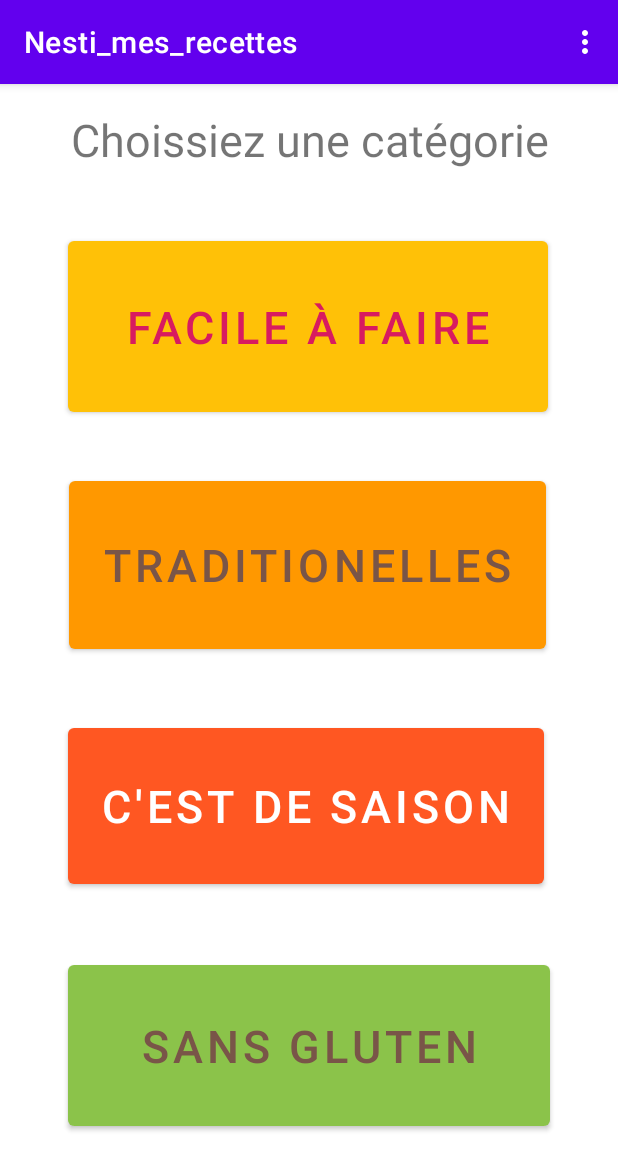
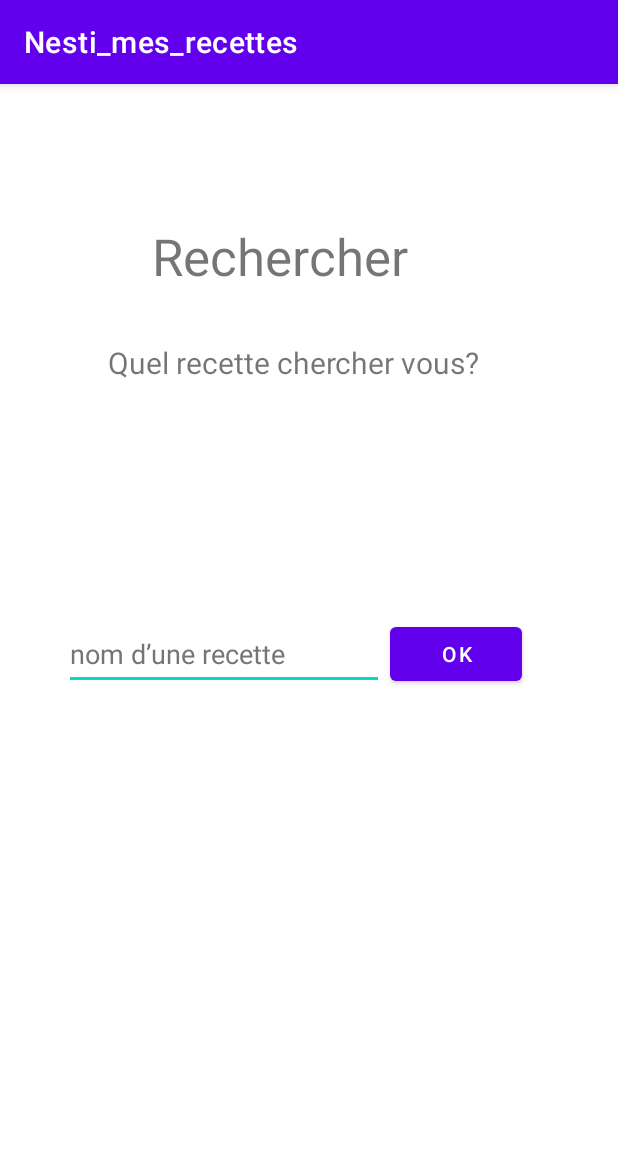
Before and after one commit to ngoyennhi/NESTIAndroid, an Android app: the screen it shows after launch (MainActivity before the commit, SearchActivity after it), in the options menu, after a tap on "Rechercher une recette", on a phone screen of 412 x 824 dp. Shown: the top 1170 px of the screen. Run offline under Robolectric (Android 15) with nearby library versions, the phone set to English and light mode, and no system bars.

Commit message:
update SearchActivity et ResultActivity

```diff
--- a/app/src/main/java/com/example/nesti_mes_recettes/GlutenActivity.java
+++ b/app/src/main/java/com/example/nesti_mes_recettes/GlutenActivity.java
@@ -43,8 +43,9 @@ public class GlutenActivity extends AppCompatActivity {
         //Important : Remplacer “XX.XXX.XX.XX” par ip mac connexion wifi
         //Remplacer les pointillés par le nom du projet Codeigniter.
         // Remplacer les ... par votre chemin. (normalement c’est le nom du projet)
-        //String url = "http://127.0.0.1/www/.../public/index.php/api/category/gluten
+
         //String url = "http://XX.XXX.XX.XX:8888/nestiADMIN_CodeIgniter4/project_root_CodeIgniter4/public/index.php/api/category/sansgluten";
+
 
        //String url = "https://hotongminh.needemand.com/nestiADMIN_CodeIgniter4/project_root_CodeIgniter4/public/index.php/api/category/sansgluten";
 
--- a/app/src/main/java/com/example/nesti_mes_recettes/MainActivity.java
+++ b/app/src/main/java/com/example/nesti_mes_recettes/MainActivity.java
@@ -10,6 +10,7 @@ import android.content.Intent;
 
 import android.os.Bundle;
 
+import android.util.Log;
 import android.view.MenuInflater;
 import android.view.Menu;
 import android.view.MenuItem;
@@ -44,7 +45,10 @@ public class MainActivity extends AppCompatActivity {
     public boolean onOptionsItemSelected(@NonNull MenuItem pItem){
     switch (pItem.getItemId()){
         case R.id.menu_search:
-            //Log.i("LogNesti","Menu : Recherche");
+            Log.i("LogNesti","Menu : Recherche");
+            //Vers l’activité Recherche ( SearchActivity )
+            Intent intent = new Intent(MainActivity.this,SearchActivity.class);
+            startActivity(intent);
             //Toast
             Toast.makeText(this, "Menu : Recherche", Toast.LENGTH_SHORT).show();
             break;
@@ -99,7 +103,8 @@ public class MainActivity extends AppCompatActivity {
          // Gestion du bouton btnEasy associé à la ressource ButtonMainEasy
         */
         // Utilisation d'un écouteur d'évenement pour récupérer l'intéraction avec le bouton
-        btnEasy.setOnClickListener(new View.OnClickListener() {
+        btnEasy.setOnClickListener(
+                new View.OnClickListener() {
             @Override
             public void onClick (View v){
                 //Demande confirmation avec action
@@ -220,5 +225,7 @@ public class MainActivity extends AppCompatActivity {
                 alertDialog.show();
             }
         });
+
+
     }
-}
+} //end claase
--- /dev/null
+++ b/app/src/main/java/com/example/nesti_mes_recettes/SearchActivity.java
@@ -0,0 +1,55 @@
+package com.example.nesti_mes_recettes;
+
+import androidx.annotation.NonNull;
+import androidx.appcompat.app.AppCompatActivity;
+
+import android.app.AlertDialog;
+import android.content.DialogInterface;
+import android.content.Intent;
+
+
+import android.os.Bundle;
+
+import android.view.MenuInflater;
+import android.view.Menu;
+import android.view.MenuItem;
+import android.view.View;
+import android.widget.Button;
+import android.widget.EditText;
+import android.widget.Toast;
+
+public class SearchActivity extends AppCompatActivity {
+    /**
+     * Interagir avec un Listener
+     * findViewById pour accéeder à un bouton
+     * un Listener permet de récupérer l'évenement d'interaction avec le bouton
+
+     */
+
+    //Au démarrage de l’activité, on associe ce layout grâce à la méthode setContentView :
+    @Override
+    protected void onCreate(Bundle saveInstanceState){
+        super.onCreate(saveInstanceState);
+        setContentView(R.layout.activity_search);
+
+        //Au départ de l’intent,
+        EditText edit_text = findViewById(R.id.search_editTxt_recipe);
+        final Button btn_ok = findViewById(R.id.search_btn_ok);
+
+        /*
+         // Gestion du bouton btnRecherche
+        */
+        // Utilisation d'un écouteur d'évenement pour récupérer l'intéraction avec le bouton
+        btn_ok.setOnClickListener(new View.OnClickListener(){
+            @Override
+            public void onClick(View v) {
+                // Récupération de la valeur saisie
+                String term = edit_text.getText().toString();
+                Intent intent = new Intent(SearchActivity.this, ResultActivity.class);
+                // Ajout de l’extra “term”
+                intent.putExtra("term", term);
+                startActivity(intent);
+            } });
+
+    }
+}
--- /dev/null
+++ b/app/src/main/res/layout/activity_search.xml
@@ -0,0 +1,54 @@
+<?xml version="1.0" encoding="utf-8"?>
+<androidx.constraintlayout.widget.ConstraintLayout xmlns:android="http://schemas.android.com/apk/res/android"
+    xmlns:app="http://schemas.android.com/apk/res-auto"
+    xmlns:tools="http://schemas.android.com/tools"
+    android:layout_width="match_parent"
+    android:layout_height="match_parent">
+
+    <EditText
+        android:id="@+id/search_editTxt_recipe"
+        android:layout_width="wrap_content"
+        android:layout_height="wrap_content"
+        android:layout_marginTop="356dp"
+        android:layout_marginEnd="156dp"
+        android:ems="10"
+        android:hint="@string/txt_placeholder_recipe_name"
+        android:inputType="textPersonName"
+        android:minHeight="48dp"
+        android:textColorHint="#757575"
+        app:layout_constraintEnd_toEndOf="parent"
+        app:layout_constraintTop_toTopOf="parent"
+        android:importantForAutofill="no" />
+
+    <TextView
+        android:id="@+id/search_txtView_title"
+        android:layout_width="wrap_content"
+        android:layout_height="45dp"
+        android:layout_marginTop="92dp"
+        android:layout_marginEnd="140dp"
+        android:text="@string/txt_title_search"
+        android:textSize="34sp"
+        app:layout_constraintEnd_toEndOf="parent"
+        app:layout_constraintTop_toTopOf="parent" />
+
+    <TextView
+        android:id="@+id/search_txtView_subtitle"
+        android:layout_width="wrap_content"
+        android:layout_height="wrap_content"
+        android:layout_marginTop="172dp"
+        android:layout_marginEnd="92dp"
+        android:text="@string/txt_subtitle_search"
+        android:textSize="20sp"
+        app:layout_constraintEnd_toEndOf="parent"
+        app:layout_constraintTop_toTopOf="parent" />
+
+    <Button
+        android:id="@+id/search_btn_ok"
+        android:layout_width="wrap_content"
+        android:layout_height="wrap_content"
+        android:layout_marginTop="356dp"
+        android:layout_marginEnd="64dp"
+        android:text="@string/txt_btn_ok"
+        app:layout_constraintEnd_toEndOf="parent"
+        app:layout_constraintTop_toTopOf="parent" />
+</androidx.constraintlayout.widget.ConstraintLayout>
--- a/app/src/main/res/values/strings.xml
+++ b/app/src/main/res/values/strings.xml
@@ -21,4 +21,10 @@
     <string name="line_recipe_txtView_author">auteur</string>
     <string name="line_recipe_imgView_recipe">Image de recette</string>
     <string name="line_recipe_imgView_recipe_star">Image de recette star</string>
+    <string name="txt_placeholder_recipe_name">nom d’une recette</string>
+    <string name="txt_subtitle_search">Quel recette chercher vous?</string>
+    <string name="txt_title_search">Rechercher</string>
+    <string name="txt_btn_ok">Ok</string>
+    <string name="txt_title_result">Résultats de recherche</string>
+    <string name="txt_to_fill">Recette</string>
 </resources>
```
Also changed, not shown: app/src/main/AndroidManifest.xml (+8 -0 lines), app/src/main/java/com/example/nesti_mes_recettes/ResultActivity.java (added, +30 -0 lines), app/src/main/res/layout/activity_result.xml (added, +42 -0 lines).
